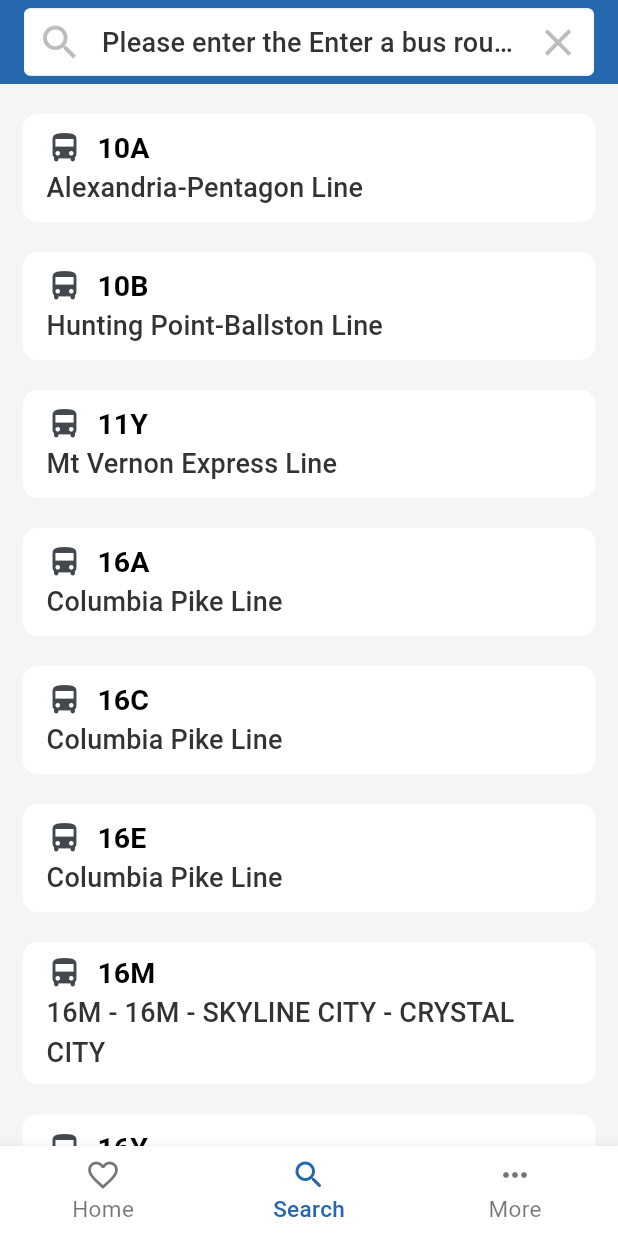
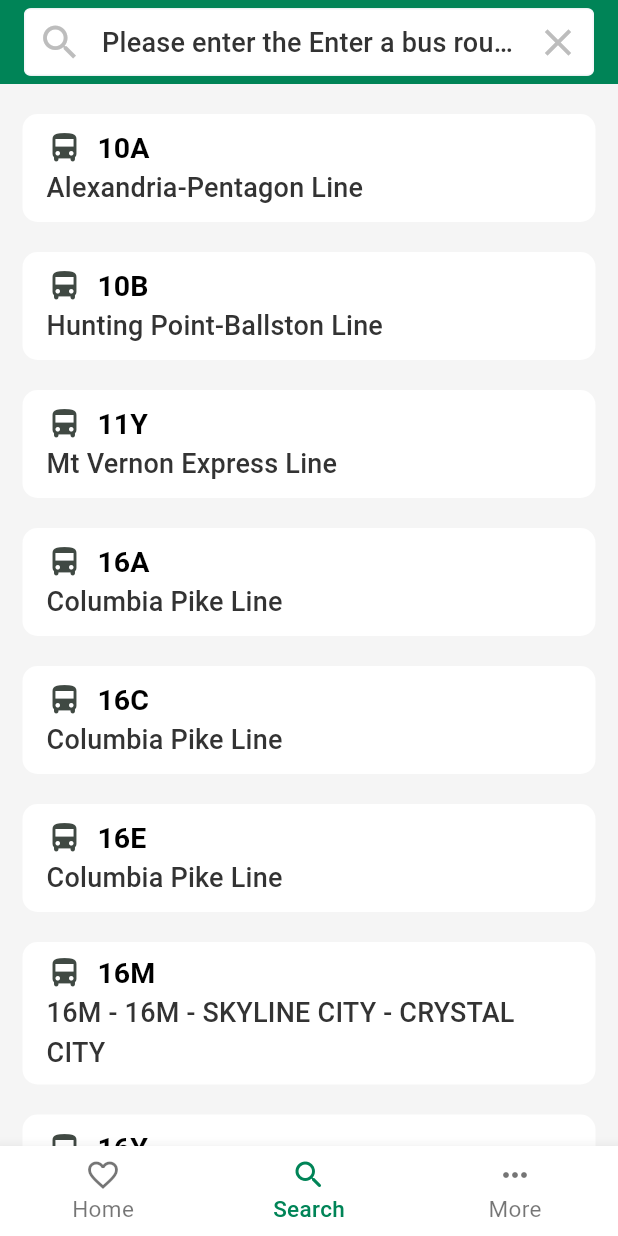
Before and after one commit to Tech-Chao/wmata_bus, a Flutter app: the screen it shows after launch, item 2 of the bottom bar chosen, on a phone screen of 412 x 824 dp. Run offline on Flutter 3.47's test engine with Material 3 defaults, Android fonts, the light colour scheme and no system bars; our stand-ins replace google_mobile_ads, in_app_review, scrollable_positioned_list, shared_preferences; network calls fail.

Commit message:
修改名称

```diff
--- a/lib/main.dart
+++ b/lib/main.dart
@@ -76,28 +76,28 @@ class MyApp extends StatelessWidget {
         debugShowCheckedModeBanner: false,
         theme: ThemeData(
             brightness: Brightness.light,
-            primaryColor: const Color(0xff2668AF),
-            primarySwatch: createMaterialColor(const Color(0xff2668AF)),
+            primaryColor: const Color(0xff008457),
+            primarySwatch: createMaterialColor(const Color(0xff008457)),
             colorScheme: ColorScheme.fromSeed(
-              seedColor: const Color(0xff2668AF),
+              seedColor: const Color(0xff008457),
               brightness: Brightness.light,
             ),
             navigationBarTheme: const NavigationBarThemeData(
-                backgroundColor: Color(0xff2668AF)),
+                backgroundColor: Color(0xff008457)),
             appBarTheme: const AppBarTheme(
                 foregroundColor: Colors.white,
-                backgroundColor: Color(0xff2668AF)),
+                backgroundColor: Color(0xff008457)),
             buttonTheme: const ButtonThemeData(
                 buttonColor: Colors.white, highlightColor: Color(0xff2668AF)),
             elevatedButtonTheme: ElevatedButtonThemeData(
                 style: ElevatedButton.styleFrom(
                     foregroundColor: Colors.white,
-                    backgroundColor: const Color(0xff2668AF))),
+                    backgroundColor: const Color(0xff008457))),
             textTheme:
                 isOlderVersion ? olderTextThemeData : defaultTextThemeData,
             floatingActionButtonTheme: const FloatingActionButtonThemeData(
                 foregroundColor: Colors.white,
-                backgroundColor: Color(0xff2668AF))),
+                backgroundColor: Color(0xff008457))),
         home: MyTabPage(isOlderVersion: isOlderVersion));
   }
 
--- a/lib/moudle/Stop/route_stop_page.dart
+++ b/lib/moudle/Stop/route_stop_page.dart
@@ -258,6 +258,7 @@ class _RouteStopPageState extends State<RouteStopPage> {
               onPressed: () {
                 setState(() {
                   setState(() {
+                    _timer?.cancel();
                     selectedStop?.isSelected = false;
                     selectedStop?.predictions = null;
                     selectedStop = null;
```
Also changed, not shown: 1 other file.
